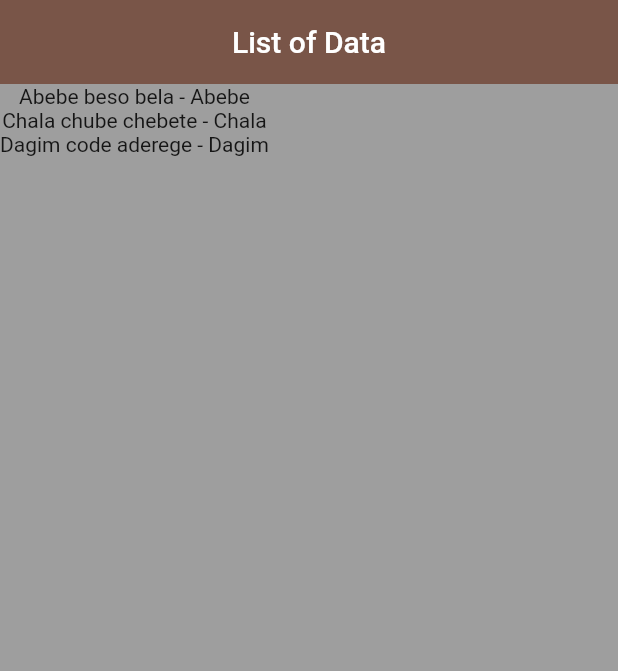
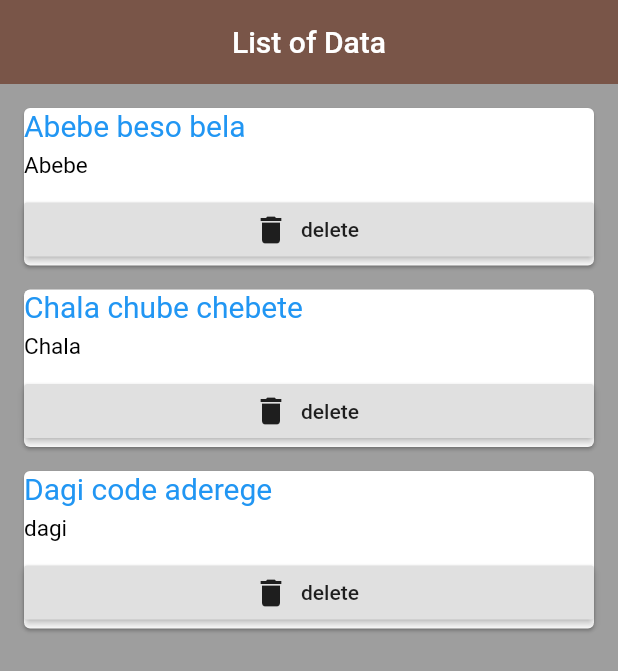
Before and after one commit to Dagim-Fikru/Flutter-Exercise, a Flutter app: the screen it shows after launch, on a phone screen of 412 x 824 dp. Shown: the top 671 px of the screen. Run offline on Flutter 3.47's test engine with Material 2 defaults, Android fonts, the phone set to English and light mode, and no system bars.

Commit message:
function as a parameter

```diff
--- a/id/lib/authors.dart
+++ b/id/lib/authors.dart
@@ -1,8 +1,8 @@
-// ignore_for_file: non_constant_identifier_names
+// ignore_for_file: non_constant_identifier_names, camel_case_types
 
 class list {
-  late String sentence;
+  late String quote;
   late String author;
 
-  list({required this.sentence, required this.author});
+  list({required this.quote, required this.author});
 }
--- a/id/lib/list.dart
+++ b/id/lib/list.dart
@@ -1,4 +1,4 @@
-// ignore_for_file: prefer_const_constructors, camel_case_types
+// ignore_for_file: prefer_const_constructors, camel_case_types, unnecessary_string_interpolations, use_key_in_widget_constructors, prefer_const_constructors_in_immutables, deprecated_member_use
 
 import 'package:flutter/material.dart';
 import 'authors.dart';
@@ -16,10 +16,18 @@ class listTest extends StatefulWidget {
 
 class _listTestState extends State<listTest> {
   List<list> sentences = [
-    list(sentence: 'Abebe beso bela', author: 'Abebe'),
-    list(sentence: 'Chala chube chebete', author: 'Chala'),
-    list(sentence: 'Dagim code aderege', author: 'Dagim')
+    list(quote: 'Abebe beso bela', author: 'Abebe'),
+    list(quote: 'Chala chube chebete', author: 'Chala'),
+    list(quote: 'Dagi code aderege', author: 'dagi')
   ];
+
+  // Widget cardTest(sentence) {
+  //   return Padding(
+  //     padding: EdgeInsets.all(12),
+  //     child: QuoteCard(sentence: sentence, delete: delete),
+  //   );
+  // }
+
   @override
   Widget build(BuildContext context) {
     return Scaffold(
@@ -31,9 +39,55 @@ class _listTestState extends State<listTest> {
         elevation: 0.0,
       ),
       body: Column(
-        children: sentences.map((e) {
-          return Text('${e.sentence} - ${e.author}');
-        }).toList(),
+          children: sentences
+              .map(
+                (sentence) => QuoteCard(
+                  sentence: sentence,
+                  delete: () {
+                    setState(() {
+                      sentences.remove(sentence);
+                    });
+                  },
+                ),
+              )
+              .toList()),
+    );
+  }
+}
+
+class QuoteCard extends StatelessWidget {
+  final list sentence;
+  final Function delete;
+  QuoteCard({required this.sentence, required this.delete});
+
+  @override
+  Widget build(BuildContext context) {
+    return Card(
+      margin: EdgeInsets.fromLTRB(16.0, 16.0, 16.0, 0),
+      child: Column(
+        crossAxisAlignment: CrossAxisAlignment.stretch,
+        children: [
+          Text(
+            sentence.quote,
+            style: TextStyle(fontSize: 20.0, color: Colors.blue),
+          ),
+          SizedBox(
+            height: 6,
+          ),
+          Text(
+            sentence.author,
+            style: TextStyle(fontSize: 15, color: Colors.black),
+          ),
+          SizedBox(
+            height: 10,
+          ),
+          RaisedButton.icon(
+              onPressed: () {
+                delete();
+              },
+              icon: Icon(Icons.delete),
+              label: Text('delete'))
+        ],
       ),
     );
   }
```
